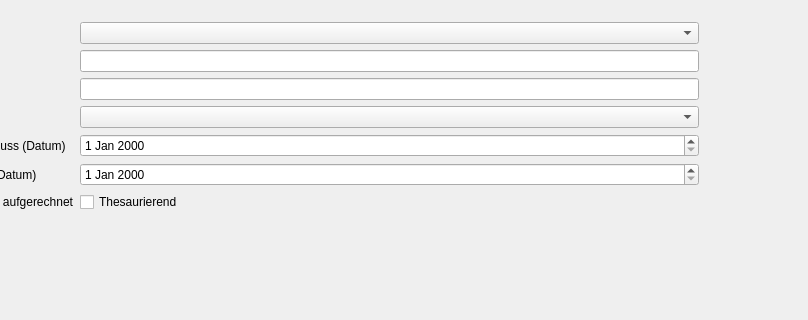
Schachigel/DKV2, file DKV2/mainwindow.ui: the form before one commit; both pictures show x 101 to 909 and y 87 to 407 of the 909 by 567 pixel window.
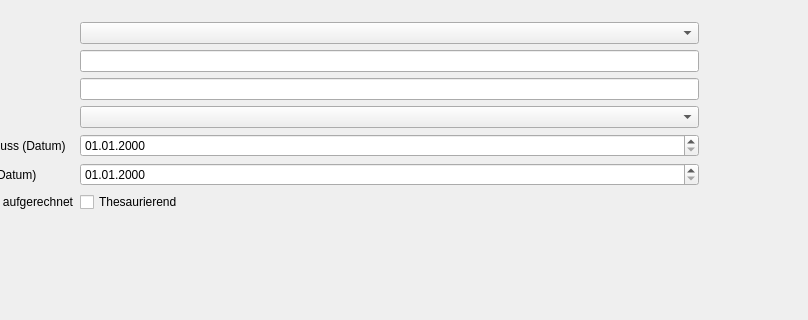
The form after the commit. The open tabs and pages were chosen to show the change.

Commit message: bugfix: maxDate, date format in date edit control

Patch:
```diff
--- a/DKV2/mainwindow.ui
+++ b/DKV2/mainwindow.ui
@@ -447,7 +447,18 @@
            </widget>
           </item>
           <item row="4" column="1">
-           <widget class="QDateEdit" name="deVertragsabschluss"/>
+           <widget class="QDateEdit" name="deVertragsabschluss">
+            <property name="minimumDate">
+             <date>
+              <year>1990</year>
+              <month>1</month>
+              <day>1</day>
+             </date>
+            </property>
+            <property name="displayFormat">
+             <string notr="true">dd.MM.yyyy</string>
+            </property>
+           </widget>
           </item>
           <item row="5" column="0">
            <widget class="QLabel" name="label_7">
@@ -460,7 +471,18 @@
            </widget>
           </item>
           <item row="5" column="1">
-           <widget class="QDateEdit" name="deLaufzeitEnde"/>
+           <widget class="QDateEdit" name="deLaufzeitEnde">
+            <property name="minimumDate">
+             <date>
+              <year>1990</year>
+              <month>9</month>
+              <day>14</day>
+             </date>
+            </property>
+            <property name="displayFormat">
+             <string notr="true">dd.MM.yyyy</string>
+            </property>
+           </widget>
           </item>
           <item row="6" column="0">
            <widget class="QLabel" name="label_8">
```
Left out of the diff: 4 changed lines with no effect on the pictures. The commit also changes 1 other file.
